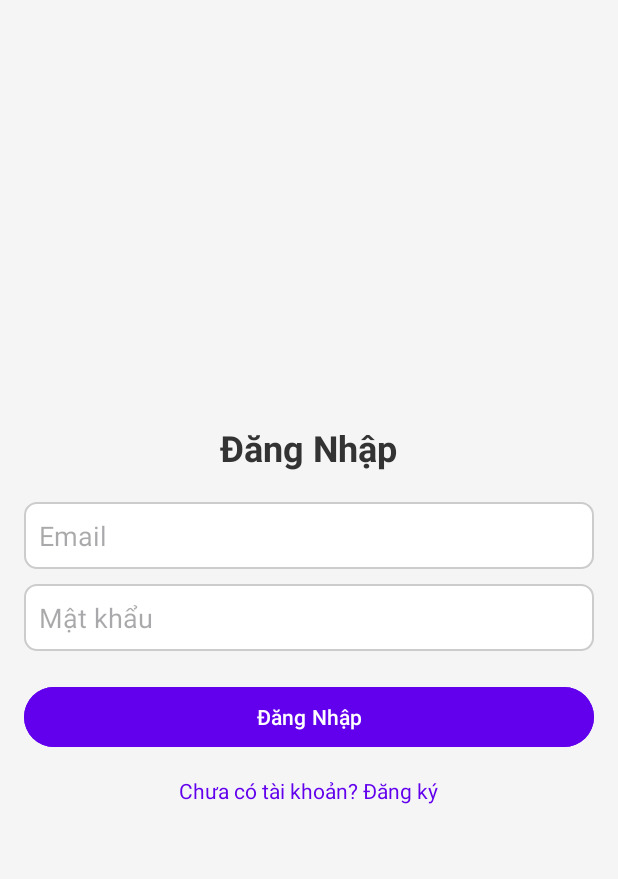
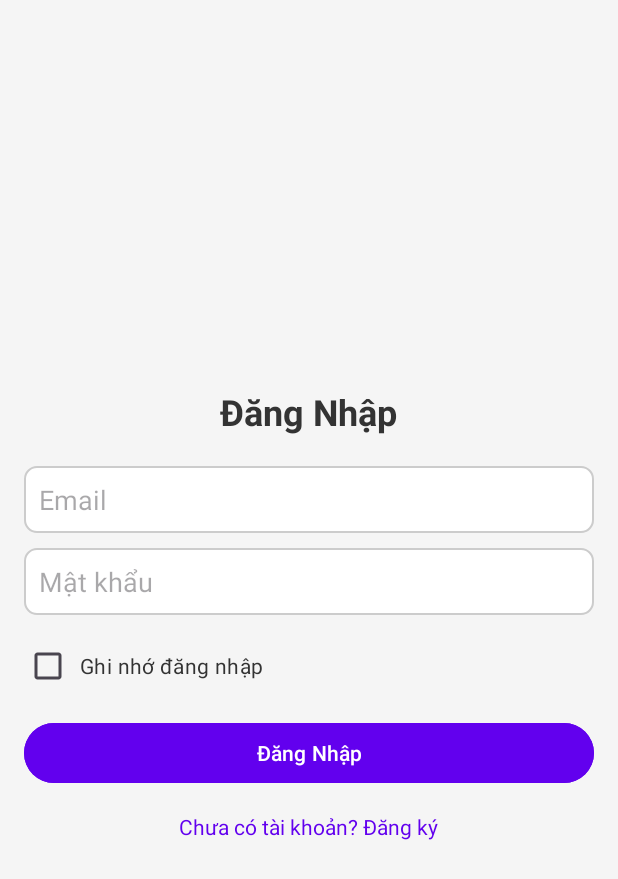
Before and after one commit to 22520586/Final_Project_Android, an Android app: the screen it shows after launch (LoginActivity), on a phone screen of 412 x 824 dp. Shown: the top 879 px of the screen. Run offline under Robolectric (Android 15) with nearby library versions, the phone set to English and light mode, and no system bars.

Commit message:
thêm Shared reference

```diff
--- a/app/src/main/res/layout/activity_login.xml
+++ b/app/src/main/res/layout/activity_login.xml
@@ -35,12 +35,22 @@
         android:padding="10dp"
         android:background="@drawable/edittext_border" />
 
+    <CheckBox
+        android:id="@+id/rememberMeCheckBox"
+        android:layout_width="wrap_content"
+        android:layout_height="wrap_content"
+        android:text="Ghi nhớ đăng nhập"
+        android:layout_marginTop="10dp"
+        android:layout_gravity="start"
+        android:textColor="#333333"
+        android:padding="5dp" />
+
     <Button
         android:id="@+id/loginButton"
         android:layout_width="match_parent"
         android:layout_height="wrap_content"
         android:text="Đăng Nhập"
-        android:layout_marginTop="20dp"
+        android:layout_marginTop="10dp"
         android:backgroundTint="#6200EE"
         android:textColor="#FFFFFF"
         android:padding="10dp" />
```
